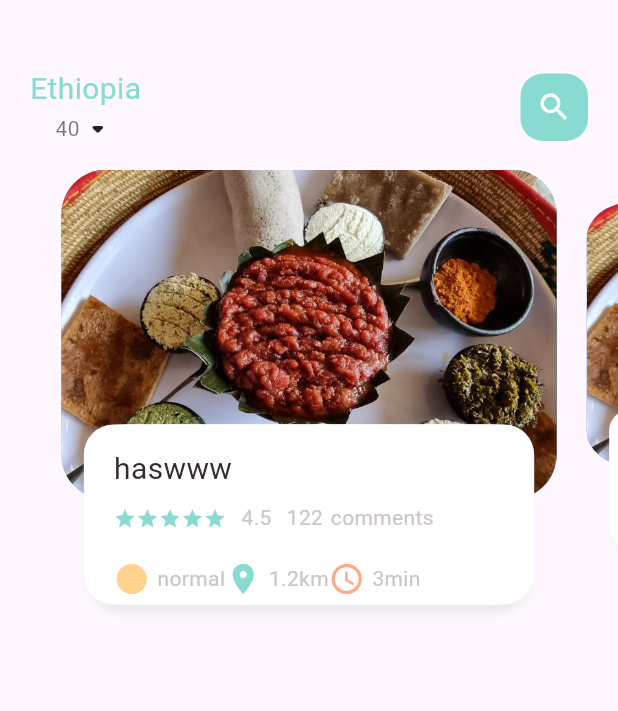
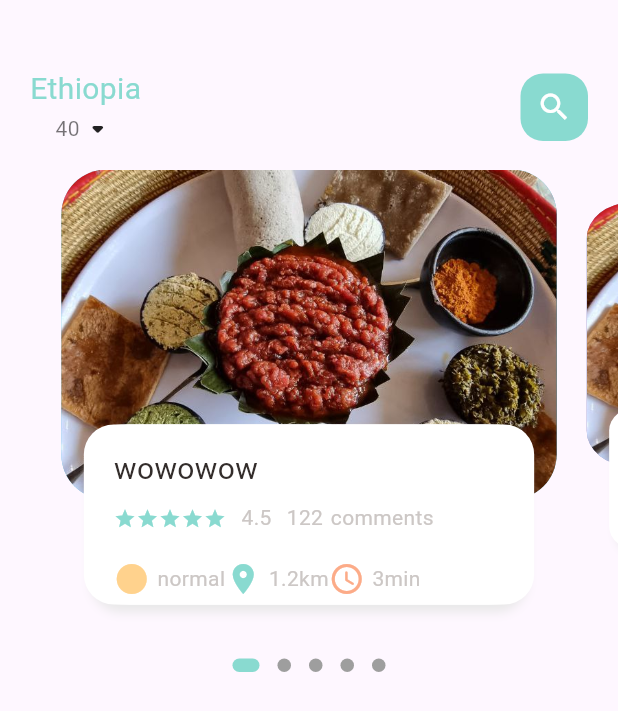
Before and after one commit to asm2212/gamo, a Flutter app: the screen it shows after launch, on a phone screen of 412 x 824 dp. Shown: the top 711 px of the screen. Run offline on Flutter 3.47's test engine with Material 3 defaults, Android fonts, the light colour scheme and no system bars; drawn by our look-alikes of dots_indicator; project files that could hold a hidden picture were left out.

Commit message:
dots for the current page

```diff
--- a/lib/home/food_page_body.dart
+++ b/lib/home/food_page_body.dart
@@ -1,3 +1,4 @@
+import 'package:dots_indicator/dots_indicator.dart';
 import 'package:flutter/cupertino.dart';
 import 'package:flutter/material.dart';
 import 'package:gamo/utils/colors.dart';
@@ -36,7 +37,9 @@ class _FoodPageBodyState extends State<FoodPageBody> {
 
   @override
   Widget build(BuildContext context) {
-    return Container(
+    return Column(
+      children: [
+        Container(
           height: 320,
           child: PageView.builder(
             controller: pageController,
@@ -45,6 +48,19 @@ class _FoodPageBodyState extends State<FoodPageBody> {
               return _buildPageItem(position);
             },
           ),
+        ),
+        DotsIndicator(
+          dotsCount: 5,
+          position: _currPageValue.round(),
+          decorator: DotsDecorator(
+            size: const Size.square(9.0),
+            activeColor: AppColors.mainColor,
+            activeSize: const Size(18.0, 9.0),
+            activeShape: RoundedRectangleBorder(
+                borderRadius: BorderRadius.circular(5.0)),
+          ),
+        ),
+      ],
     );
   }
 
@@ -98,24 +114,16 @@ class _FoodPageBodyState extends State<FoodPageBody> {
                     BoxShadow(
                         color: Color(0xFFe8e8e8),
                         blurRadius: 5.0,
-                    offset: Offset(0,5)
-                  ),
-                    BoxShadow(
-                    color: Colors.white,
-                    offset: Offset(-5,0)
-                  ),
-                    BoxShadow(
-                    color: Colors.white,
-                    offset: Offset(5,0)
-                  ),
-                  ]
-              ),
+                        offset: Offset(0, 5)),
+                    BoxShadow(color: Colors.white, offset: Offset(-5, 0)),
+                    BoxShadow(color: Colors.white, offset: Offset(5, 0)),
+                  ]),
               child: Padding(
                 padding: EdgeInsets.only(top: 15, left: 15, right: 15),
                 child: Column(
                   crossAxisAlignment: CrossAxisAlignment.start,
                   children: [
-                    BigText(text: "haswww"),
+                    BigText(text: "wowowow"),
                     SizedBox(height: 10),
                     Row(
                       children: [
```
Also changed, not shown: pubspec.yaml (+3 -68 lines), pubspec.lock. Lines whose indentation alone changed are shown as unchanged.
